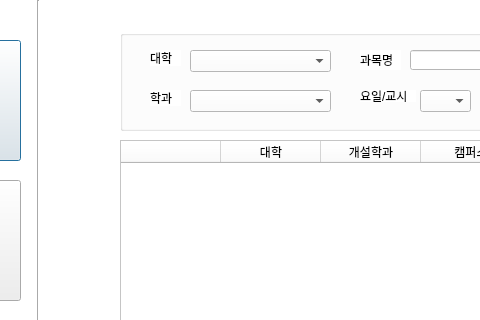
Above: test.ui from rocknroll17/Lecture-Scheduler before the change; both pictures show x 90 to 570 and y 0 to 320 of the 1280 by 877 pixel window. Below: the same form after it.
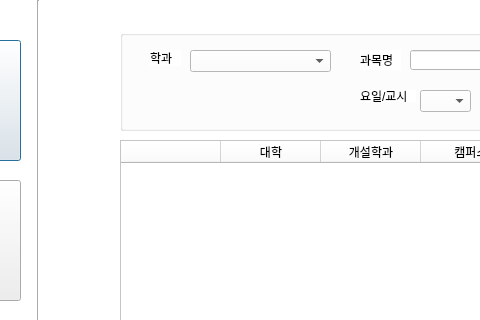
That is the form after the change.

The edit to the form file:
```diff
--- a/test.ui
+++ b/test.ui
@@ -294,7 +294,7 @@
     <property name="geometry">
      <rect>
       <x>30</x>
-      <y>60</y>
+      <y>20</y>
       <width>31</width>
       <height>16</height>
      </rect>
@@ -339,7 +339,7 @@
     <property name="geometry">
      <rect>
       <x>70</x>
-      <y>60</y>
+      <y>20</y>
       <width>141</width>
       <height>22</height>
      </rect>
@@ -355,29 +355,6 @@
      </rect>
     </property>
    </widget>
-   <widget class="QComboBox" name="comboBoxCollege">
-    <property name="geometry">
-     <rect>
-      <x>70</x>
-      <y>20</y>
-      <width>141</width>
-      <height>22</height>
-     </rect>
-    </property>
-   </widget>
-   <widget class="QLabel" name="label_3">
-    <property name="geometry">
-     <rect>
-      <x>30</x>
-      <y>20</y>
-      <width>31</width>
-      <height>16</height>
-     </rect>
-    </property>
-    <property name="text">
-     <string>대학</string>
-    </property>
-   </widget>
    <widget class="QLabel" name="label_4">
     <property name="geometry">
      <rect>
```
